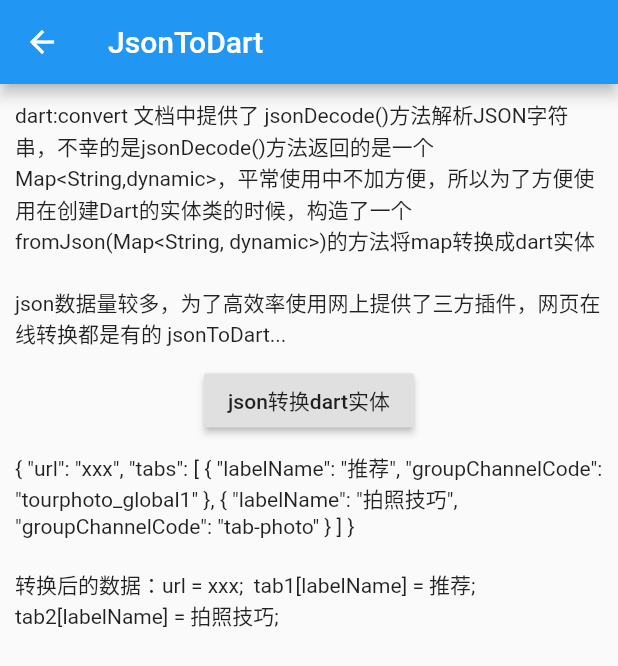
After one commit to Doinbe/flutter_study, a Flutter app: the JsonPage screen opened by its route, after a tap on "json转换dart实体", on a phone screen of 412 x 824 dp. The commit adds this screen. Shown: the top 666 px of the screen. Run offline on Flutter 3.47's test engine with Material 2 defaults, Android fonts, the phone set to English and light mode, and no system bars; our stand-ins replace image_picker.

Commit message:
Dart异步模块 json字符串转Dart实体

```diff
--- /dev/null
+++ b/lib/json_pages/json_mdel.dart
@@ -0,0 +1,26 @@
+class JsonMdel{
+  String url;
+  List<Tab> tabs;
+
+  JsonMdel({this.url, this.tabs});
+
+  JsonMdel.fromJson(Map<String, dynamic> json){
+    url= json['url'];
+    tabs= (json['tabs'] as List).map((v){
+      return Tab.fromJson(v);
+    }).toList();
+  }
+
+}
+
+class Tab{
+  String labelName;
+  String groupChannelCode;
+  Tab({this.labelName, this.groupChannelCode});
+
+  Tab.fromJson(Map<String, dynamic> json){
+    labelName = json['labelName'];
+    groupChannelCode = json['groupChannelCode'];
+  }
+
+}
--- /dev/null
+++ b/lib/json_pages/json_page.dart
@@ -0,0 +1,65 @@
+import 'dart:convert';
+
+import 'package:flutter/material.dart';
+import 'package:flutter_study/json_pages/json_mdel.dart';
+
+class JsonPage extends StatefulWidget {
+  final String title;
+
+  const JsonPage(this.title,{Key key}) : super(key: key);
+
+  @override
+  _JsonPageState createState() => _JsonPageState();
+}
+
+class _JsonPageState extends State<JsonPage> {
+  String json =
+      '{ "url": "xxx", "tabs": [ { "labelName": "推荐", "groupChannelCode": "tourphoto_global1" }, { "labelName": "拍照技巧", "groupChannelCode": "tab-photo" } ] }';
+  JsonMdel _mdel = null;
+  @override
+  Widget build(BuildContext context) {
+    return Scaffold(
+      appBar: AppBar(
+        title: Text(widget.title),
+      ),
+      body: Column(
+        children: <Widget>[
+          Padding(
+            padding: EdgeInsets.all(10),
+            child: Text(
+                'dart:convert 文档中提供了 jsonDecode()方法解析JSON字符串，不幸的是jsonDecode()方法返回的是一个Map<String,dynamic>，'
+                '平常使用中不加方便，所以为了方便使用在创建Dart的实体类的时候，构造了一个fromJson(Map<String, dynamic>)的方法将map转换成dart实体'),
+          ),
+          Padding(
+            padding: EdgeInsets.all(10),
+            child: Text('json数据量较多，为了高效率使用网上提供了三方插件，网页在线转换都是有的 jsonToDart...'),
+          ),
+          RaisedButton(
+              child: Text('json转换dart实体'),
+              onPressed: (){
+                setState(() {
+                  _mdel = jsonToDart();
+                });
+              }),
+          Padding(
+            padding: EdgeInsets.all(10),
+            child: Text(json),
+          ),
+          Padding(
+            padding: EdgeInsets.all(10),
+            child: Text(_mdel != null ? '转换后的数据：url = ${_mdel.url};  '
+                'tab1[labelName] = ${_mdel.tabs[0].labelName};  '
+                'tab2[labelName] = ${_mdel.tabs[1].labelName};' : 'null'
+            ),
+          ),
+
+        ],
+      ),
+    );
+  }
+
+  jsonToDart(){
+    return JsonMdel.fromJson(jsonDecode(json));
+  }
+
+}
--- a/lib/main.dart
+++ b/lib/main.dart
@@ -1,5 +1,6 @@
 import 'package:flutter/material.dart';
 import 'package:flutter_study/future_pages/future_page.dart';
+import 'package:flutter_study/json_pages/json_page.dart';
 import 'package:flutter_study/picker_image.dart';
 
 import 'animation_pages/animation_page.dart';
@@ -20,6 +21,7 @@ class MyApp extends StatelessWidget {
         'pickerIameg': (BuildContext context) => PickerImagePage('获取图片'),
         'animation': (BuildContext context) => AnimationPage('Flutter动画'),
         'future': (BuildContext context) => FuturePage('Flutter异步'),
+        'json': (BuildContext context) => JsonPage('JsonToDart'),
       },
     );
   }
@@ -57,6 +59,7 @@ class _MyHomePageState extends State<MyHomePage> {
             _itemWidget('原生(拍照，相册)图片获取', PickerImagePage('获取图片'), 'pickerIameg'),
             _itemWidget('Flutter动画', AnimationPage('Flutter动画'), 'animation'),
             _itemWidget('Flutter异步', FuturePage('Flutter异步'), 'future'),
+            _itemWidget('Flutter异步', JsonPage('JsonToDart'), 'json'),
           ],
         ),
       ),
```
